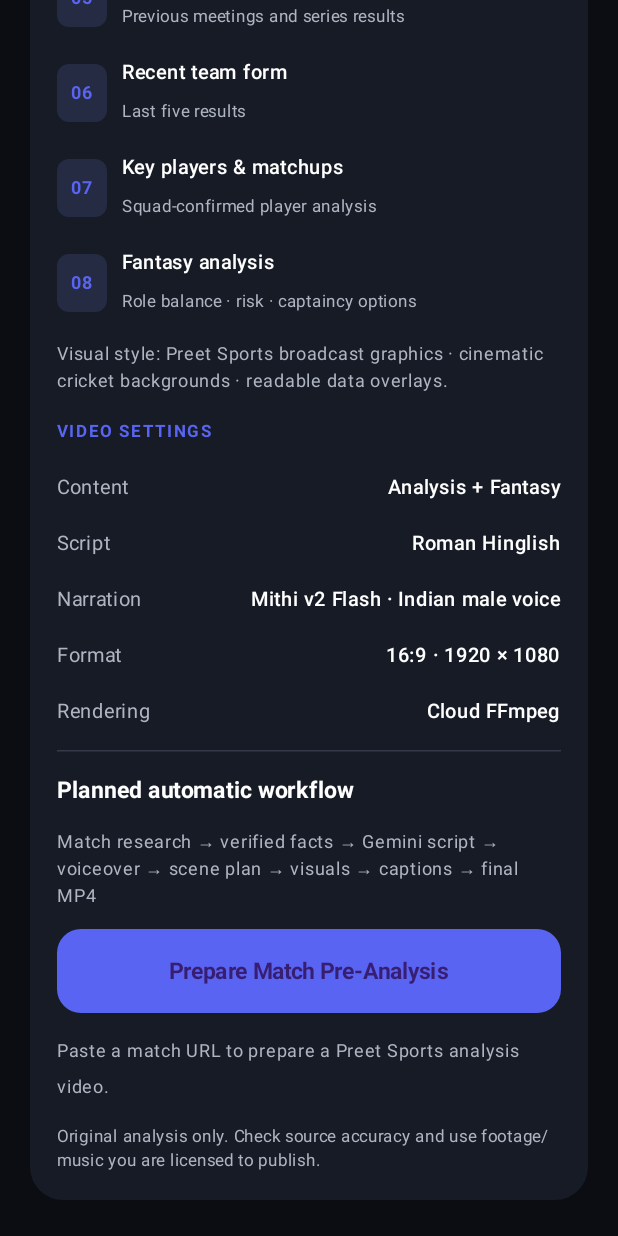
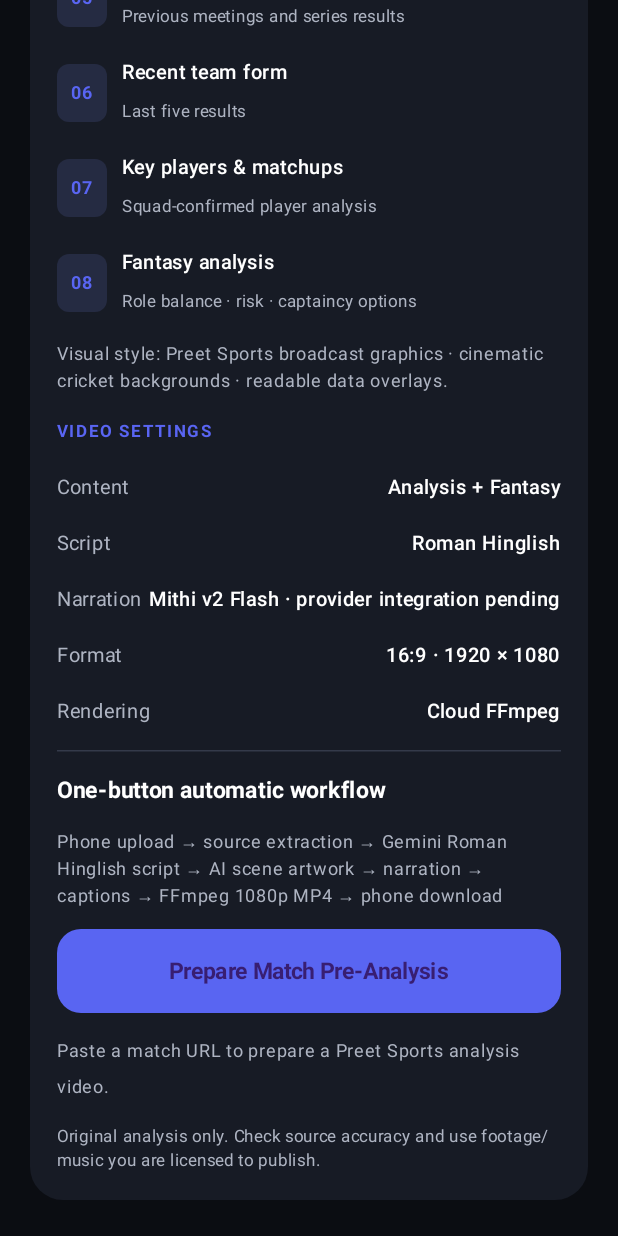
Before and after one commit to jollyjattjunktion-beep/yt, an Android app built with Jetpack Compose: the screen it shows after launch (MainActivity), scrolled down 1077 dp, on a phone screen of 412 x 824 dp. Run offline under Robolectric (Android 15) with nearby library versions, the phone set to English and light mode, and no system bars.

Commit message:
Clarify pending Mithi provider and one-button workflow in app

```diff
--- a/mobile-recreator/app/src/main/java/in/preet/reelrecreator/MainActivity.kt
+++ b/mobile-recreator/app/src/main/java/in/preet/reelrecreator/MainActivity.kt
@@ -221,12 +221,12 @@ private fun CricketAnalysisModule(
             Text("VIDEO SETTINGS", color = Accent, fontSize = 11.sp, fontWeight = FontWeight.Bold, letterSpacing = 1.5.sp)
             SettingLine("Content", "Analysis + Fantasy")
             SettingLine("Script", "Roman Hinglish")
-            SettingLine("Narration", "Mithi v2 Flash · Indian male voice")
+            SettingLine("Narration", "Mithi v2 Flash · provider integration pending")
             SettingLine("Format", "16:9 · 1920 × 1080")
             SettingLine("Rendering", "Cloud FFmpeg")
             HorizontalDivider(color = Color(0xFF343A4A))
-            Text("Planned automatic workflow", fontWeight = FontWeight.Bold, fontSize = 15.sp)
-            Text("Match research → verified facts → Gemini script → voiceover → scene plan → visuals → captions → final MP4", color = Muted, fontSize = 12.sp, lineHeight = 18.sp)
+            Text("One-button automatic workflow", fontWeight = FontWeight.Bold, fontSize = 15.sp)
+            Text("Phone upload → source extraction → Gemini Roman Hinglish script → AI scene artwork → narration → captions → FFmpeg 1080p MP4 → phone download", color = Muted, fontSize = 12.sp, lineHeight = 18.sp)
             Button(
                 onClick = onPrepare,
                 modifier = Modifier.fillMaxWidth().height(56.dp),
```
